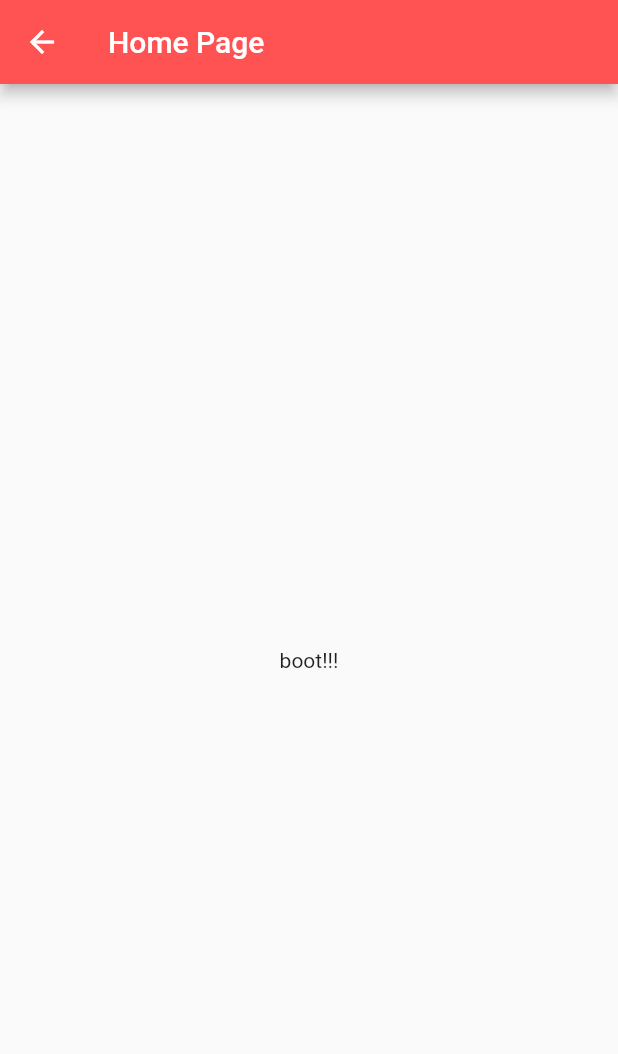
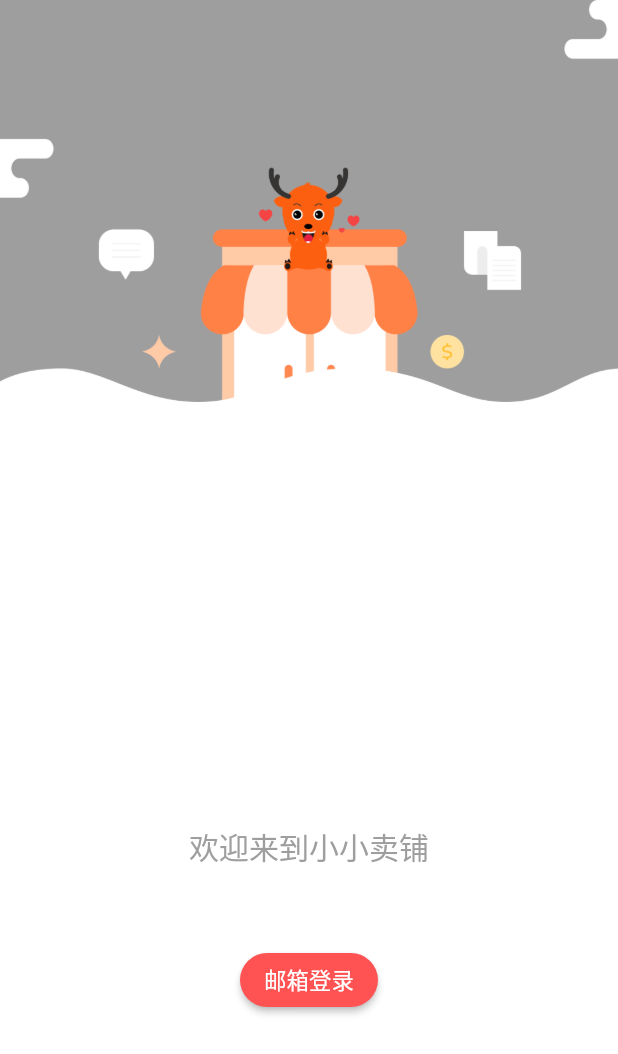
Before and after one commit to littlemall/littlemallapp, a Flutter app: the BootPage screen opened by its route, on a phone screen of 412 x 824 dp. Shown: the top 1054 px of the screen. Run offline on Flutter 3.47's test engine with Material 2 defaults, Android fonts, the phone set to English and light mode, and no system bars; our stand-ins replace fluro, shared_preferences; missing offline and left inert: flustars; accounts and stored records are empty; statements that could not run were skipped.

Commit message:
【UPD】完成app 登录启动页
完成app 登录启动页

```diff
--- a/lib/pages/boot_page.dart
+++ b/lib/pages/boot_page.dart
@@ -1,4 +1,5 @@
 import 'package:flutter/material.dart';
+import 'package:shared_preferences/shared_preferences.dart';
 
 class BootPage extends StatefulWidget {
   @override
@@ -6,14 +7,66 @@ class BootPage extends StatefulWidget {
 }
 
 class _BootPageState extends State<BootPage> {
+  bool isLogin = false;
 
   @override
   void initState() {
     // TODO: implement initState
     super.initState();
+    _judgeIsLogin().then((_) {
+      setState(() {
+        isLogin = _;
+      });
+    });
   }
+
   @override
   Widget build(BuildContext context) {
+    if (!isLogin) {
+      return Scaffold(
+          body: Container(
+              color: Colors.grey,
+              child: Column(children: [
+                Expanded(
+                  flex: 2,
+                  child: Image.asset(
+                    'assets/images/v1.0/signin_bg@3x.png',
+                    fit: BoxFit.fitHeight,
+                  ),
+                ),
+                Expanded(
+                  flex: 1,
+                  child: Container(
+                      width: double.infinity,
+                      color: Colors.white,
+                      alignment: Alignment.center,
+                      child: Column(children: [
+                        Text(
+                          '欢迎来到小小卖铺',
+                          style: TextStyle(fontSize: 20, color: Colors.grey),
+                        ),
+                        Container(
+                          margin: EdgeInsets.only(
+                            top:50,
+                          ),
+                          child: RaisedButton(
+                            onPressed: () {
+
+                            },
+                            child: Text('邮箱登录',
+                                style: TextStyle(
+                                    fontSize: 15,
+                                    color: Colors.white,
+                                    fontWeight: FontWeight.w500)),
+                            shape: RoundedRectangleBorder(
+                                borderRadius: BorderRadius.circular(20)),
+                            color: Colors.redAccent,
+                          ),
+                        ),
+                      ])),
+                )
+              ])));
+    } else {
       return Scaffold(
         appBar: AppBar(
           backgroundColor: Colors.redAccent,
@@ -26,3 +79,9 @@ class _BootPageState extends State<BootPage> {
       );
     }
   }
+
+  Future<bool> _judgeIsLogin() async {
+    SharedPreferences spf = await SharedPreferences.getInstance();
+    return spf.getString('isLogin') == 'true';
+  }
+}
--- a/pubspec.yaml
+++ b/pubspec.yaml
@@ -80,6 +80,7 @@ flutter:
   # To add assets to your application, add an assets section, like this:
   assets:
    - assets/images/splash/
+   - assets/images/v1.0/
 
   # An image asset can refer to one or more resolution-specific "variants", see
   # https://flutter.dev/assets-and-images/#resolution-aware.
```
Also changed, not shown: assets/images/v1.0/Email@3x.png (added), assets/images/v1.0/signin_bg@3x.png (added). Lines whose indentation alone changed are shown as unchanged.
